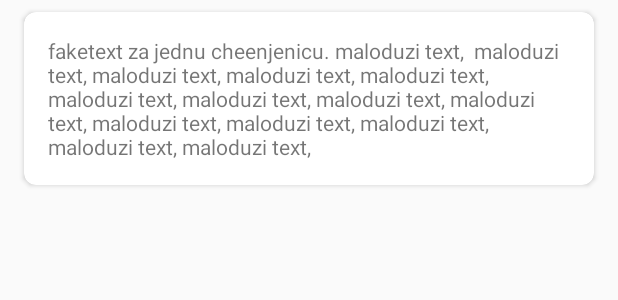
After one commit to zvonimirplivelic/ChuckFacts, an Android app: the layout fact_list_item.xml on its own in the app's theme, with its tools: preview values and no code run, on a phone screen of 412 x 824 dp. The commit adds this screen. Shown: the top 300 px of the screen. Run offline under Robolectric (Android 15) with nearby library versions, the phone set to English and light mode, and no system bars.

Commit message:
Successfully displaying saved facts list

```diff
--- a/app/src/main/res/layout/activity_main.xml
+++ b/app/src/main/res/layout/activity_main.xml
@@ -18,7 +18,7 @@
     <com.google.android.material.bottomappbar.BottomAppBar
         android:id="@+id/bottomAppBar"
         android:layout_width="match_parent"
-        android:layout_height="wrap_content"
+        android:layout_height="60dp"
         android:layout_gravity="bottom"
         app:fabCradleMargin="4dp"
         app:fabCradleRoundedCornerRadius="4dp"
--- /dev/null
+++ b/app/src/main/res/layout/fact_list_item.xml
@@ -0,0 +1,30 @@
+<?xml version="1.0" encoding="utf-8"?>
+<androidx.cardview.widget.CardView xmlns:android="http://schemas.android.com/apk/res/android"
+    xmlns:app="http://schemas.android.com/apk/res-auto"
+    xmlns:tools="http://schemas.android.com/tools"
+    android:layout_width="match_parent"
+    android:layout_height="wrap_content"
+    android:layout_marginHorizontal="16dp"
+    android:layout_marginVertical="8dp"
+    android:background="#ABABAB"
+    android:paddingHorizontal="8dp"
+    android:paddingVertical="16dp"
+    app:cardCornerRadius="8dp">
+
+    <androidx.constraintlayout.widget.ConstraintLayout
+        android:layout_width="match_parent"
+        android:layout_height="match_parent">
+
+        <TextView
+            android:id="@+id/chuck_fact_list_item_tv"
+            android:layout_width="0dp"
+            android:layout_height="wrap_content"
+            android:layout_margin="16dp"
+            app:layout_constraintBottom_toBottomOf="parent"
+            app:layout_constraintLeft_toLeftOf="parent"
+            app:layout_constraintRight_toRightOf="parent"
+            app:layout_constraintTop_toTopOf="parent"
+            tools:text="faketext za jednu cheenjenicu. maloduzi text,  maloduzi text, maloduzi text, maloduzi text, maloduzi text, maloduzi text, maloduzi text, maloduzi text, maloduzi text, maloduzi text, maloduzi text, maloduzi text, maloduzi text, maloduzi text," />
+    </androidx.constraintlayout.widget.ConstraintLayout>
+
+</androidx.cardview.widget.CardView>
```
Also changed, not shown: app/src/main/java/com/zvonimirplivelic/chuckfacts/adapter/ChuckFactAdapter.kt (added, +51 -0 lines), app/src/main/java/com/zvonimirplivelic/chuckfacts/repository/ChuckFactsRepository.kt (+9 -1 lines), app/src/main/java/com/zvonimirplivelic/chuckfacts/ui/ChuckFactsViewModel.kt (+13 -0 lines), app/src/main/java/com/zvonimirplivelic/chuckfacts/ui/fragments/FactListFragment.kt (+26 -13 lines), app/src/main/res/layout/fact_list_fragment.xml (+5 -4 lines).
